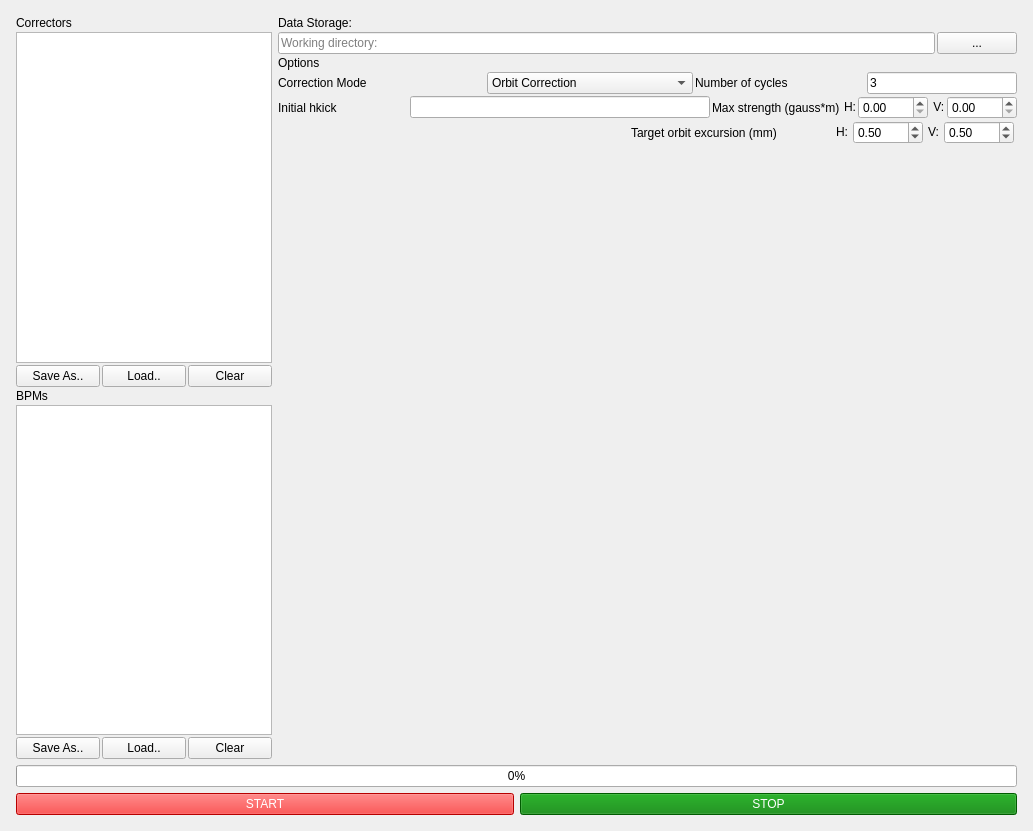
Old version of the form SysID_GUI.ui in the repository wiktoria-malek/flight-simulator.
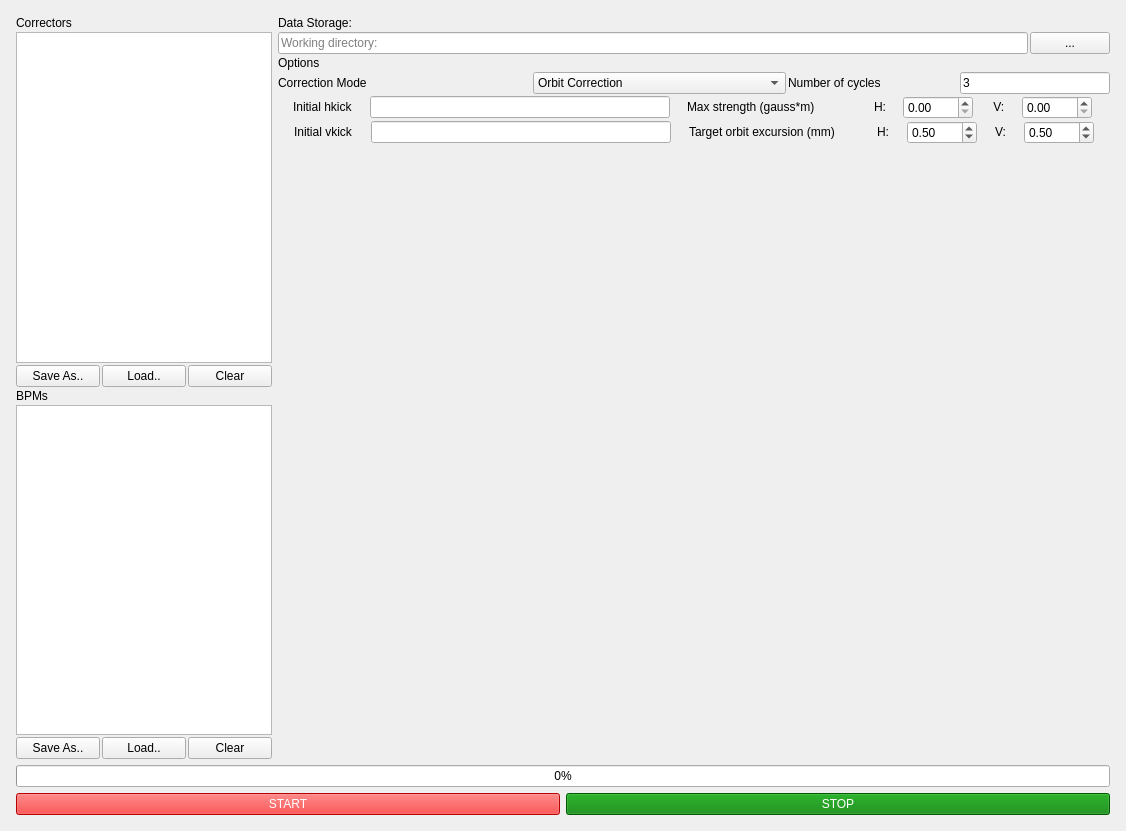
New version of the form.

```diff
--- a/SysID_GUI.ui
+++ b/SysID_GUI.ui
@@ -6,7 +6,7 @@
    <rect>
     <x>0</x>
     <y>0</y>
-    <width>1033</width>
+    <width>1126</width>
     <height>831</height>
    </rect>
   </property>
@@ -264,6 +264,12 @@
              <layout class="QGridLayout" name="change_layout">
               <item row="0" column="4">
                <widget class="QDoubleSpinBox" name="max_horizontal_current_spinbox">
+                <property name="sizePolicy">
+                 <sizepolicy hsizetype="Fixed" vsizetype="Fixed">
+                  <horstretch>0</horstretch>
+                  <verstretch>0</verstretch>
+                 </sizepolicy>
+                </property>
                 <property name="maximumSize">
                  <size>
                   <width>70</width>
@@ -306,6 +312,12 @@
                 <property name="enabled">
                  <bool>true</bool>
                 </property>
+                <property name="sizePolicy">
+                 <sizepolicy hsizetype="Fixed" vsizetype="Fixed">
+                  <horstretch>0</horstretch>
+                  <verstretch>0</verstretch>
+                 </sizepolicy>
+                </property>
                 <property name="maximumSize">
                  <size>
                   <width>70</width>
@@ -318,7 +330,13 @@
                </widget>
               </item>
               <item row="0" column="0">
-               <widget class="QLabel" name="initial_hkick">
+               <widget class="QLabel" name="initial_hkick_label">
+                <property name="sizePolicy">
+                 <sizepolicy hsizetype="Fixed" vsizetype="Fixed">
+                  <horstretch>0</horstretch>
+                  <verstretch>0</verstretch>
+                 </sizepolicy>
+                </property>
                 <property name="text">
                  <string>Initial hkick</string>
                 </property>
@@ -326,6 +344,12 @@
               </item>
               <item row="0" column="1">
                <widget class="QLineEdit" name="initial_hkick_settings">
+                <property name="sizePolicy">
+                 <sizepolicy hsizetype="Fixed" vsizetype="Fixed">
+                  <horstretch>0</horstretch>
+                  <verstretch>0</verstretch>
+                 </sizepolicy>
+                </property>
                 <property name="maximumSize">
                  <size>
                   <width>300</width>
@@ -337,7 +361,7 @@
               <item row="0" column="2">
                <widget class="QLabel" name="current_label">
                 <property name="sizePolicy">
-                 <sizepolicy hsizetype="Minimum" vsizetype="Preferred">
+                 <sizepolicy hsizetype="Fixed" vsizetype="Fixed">
                   <horstretch>0</horstretch>
                   <verstretch>0</verstretch>
                  </sizepolicy>
@@ -358,19 +382,48 @@
             <item>
              <layout class="QHBoxLayout" name="excursion_layout">
               <property name="leftMargin">
-               <number>350</number>
+               <number>0</number>
               </property>
+              <item>
+               <widget class="QLabel" name="initial_vkick_label">
+                <property name="sizePolicy">
+                 <sizepolicy hsizetype="Fixed" vsizetype="Fixed">
+                  <horstretch>0</horstretch>
+                  <verstretch>0</verstretch>
+                 </sizepolicy>
+                </property>
+                <property name="text">
+                 <string>Initial vkick</string>
+                </property>
+               </widget>
+              </item>
+              <item>
+               <widget class="QLineEdit" name="initial_vkick_settings">
+                <property name="sizePolicy">
+                 <sizepolicy hsizetype="Fixed" vsizetype="Fixed">
+                  <horstretch>0</horstretch>
+                  <verstretch>0</verstretch>
+                 </sizepolicy>
+                </property>
+                <property name="maximumSize">
+                 <size>
+                  <width>300</width>
+                  <height>16777215</height>
+                 </size>
+                </property>
+               </widget>
+              </item>
               <item>
                <widget class="QLabel" name="excursion_label">
                 <property name="sizePolicy">
-                 <sizepolicy hsizetype="Minimum" vsizetype="Preferred">
+                 <sizepolicy hsizetype="Fixed" vsizetype="Fixed">
                   <horstretch>0</horstretch>
                   <verstretch>0</verstretch>
                  </sizepolicy>
                 </property>
                 <property name="maximumSize">
                  <size>
-                  <width>200</width>
+                  <width>170</width>
                   <height>16777215</height>
                  </size>
                 </property>
@@ -394,6 +447,12 @@
               </item>
               <item>
                <widget class="QDoubleSpinBox" name="horizontal_excursion_spinbox">
+                <property name="sizePolicy">
+                 <sizepolicy hsizetype="Fixed" vsizetype="Fixed">
+                  <horstretch>0</horstretch>
+                  <verstretch>0</verstretch>
+                 </sizepolicy>
+                </property>
                 <property name="maximumSize">
                  <size>
                   <width>70</width>
@@ -423,6 +482,12 @@
               </item>
               <item>
                <widget class="QDoubleSpinBox" name="vertical_excursion_spinbox">
+                <property name="sizePolicy">
+                 <sizepolicy hsizetype="Fixed" vsizetype="Fixed">
+                  <horstretch>0</horstretch>
+                  <verstretch>0</verstretch>
+                 </sizepolicy>
+                </property>
                 <property name="maximumSize">
                  <size>
                   <width>70</width>
```
